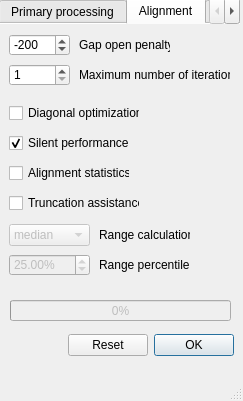
First picture: the form in window.ui, repository pkviatko/SHaRK, before the edit.
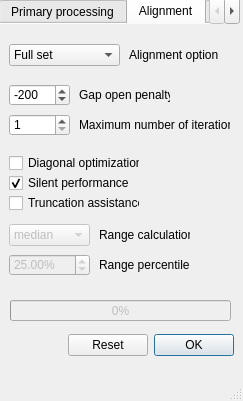
Second picture: the form after the edit. The open tabs and pages were chosen to show the change. Icons and pictures are not drawn.

```diff
--- a/window.ui
+++ b/window.ui
@@ -232,7 +232,7 @@
       <property name="geometry">
        <rect>
         <x>10</x>
-        <y>10</y>
+        <y>60</y>
         <width>61</width>
         <height>22</height>
        </rect>
@@ -266,7 +266,7 @@
       <property name="geometry">
        <rect>
         <x>10</x>
-        <y>40</y>
+        <y>90</y>
         <width>61</width>
         <height>22</height>
        </rect>
@@ -291,7 +291,7 @@
       <property name="geometry">
        <rect>
         <x>10</x>
-        <y>80</y>
+        <y>130</y>
         <width>131</width>
         <height>18</height>
        </rect>
@@ -307,7 +307,7 @@
       <property name="geometry">
        <rect>
         <x>10</x>
-        <y>110</y>
+        <y>150</y>
         <width>121</width>
         <height>18</height>
        </rect>
@@ -326,7 +326,7 @@
       <property name="geometry">
        <rect>
         <x>80</x>
-        <y>10</y>
+        <y>60</y>
         <width>91</width>
         <height>21</height>
        </rect>
@@ -339,7 +339,7 @@
       <property name="geometry">
        <rect>
         <x>80</x>
-        <y>40</y>
+        <y>90</y>
         <width>151</width>
         <height>21</height>
        </rect>
@@ -348,22 +348,6 @@
        <string>Maximum number of iterations</string>
       </property>
      </widget>
-     <widget class="QCheckBox" name="alignstat_checkBox">
-      <property name="geometry">
-       <rect>
-        <x>10</x>
-        <y>140</y>
-        <width>121</width>
-        <height>18</height>
-       </rect>
-      </property>
-      <property name="toolTip">
-       <string>&lt;html&gt;&lt;head/&gt;&lt;body&gt;&lt;p&gt;Output the &lt;span style=&quot; font-weight:600;&quot;&gt;statistics&lt;/span&gt; for the &lt;span style=&quot; font-weight:600;&quot;&gt;output files&lt;/span&gt; after &lt;span style=&quot; font-weight:600;&quot;&gt;alignment&lt;/span&gt;&lt;/p&gt;&lt;/body&gt;&lt;/html&gt;</string>
-      </property>
-      <property name="text">
-       <string>Alignment statistics</string>
-      </property>
-     </widget>
      <widget class="QComboBox" name="range_comboBox">
       <property name="enabled">
        <bool>false</bool>
@@ -478,6 +462,52 @@
        <string>Range percentile</string>
       </property>
      </widget>
+     <widget class="QComboBox" name="align_opt_comboBox">
+      <property name="geometry">
+       <rect>
+        <x>10</x>
+        <y>20</y>
+        <width>111</width>
+        <height>22</height>
+       </rect>
+      </property>
+      <property name="currentIndex">
+       <number>0</number>
+      </property>
+      <item>
+       <property name="text">
+        <string>Full set</string>
+       </property>
+      </item>
+      <item>
+       <property name="text">
+        <string>Tax subsets</string>
+       </property>
+      </item>
+      <item>
+       <property name="text">
+        <string>Even subsets</string>
+       </property>
+      </item>
+      <item>
+       <property name="text">
+        <string>No alignment</string>
+       </property>
+      </item>
+     </widget>
+     <widget class="QLabel" name="label_6">
+      <property name="geometry">
+       <rect>
+        <x>130</x>
+        <y>20</y>
+        <width>91</width>
+        <height>21</height>
+       </rect>
+      </property>
+      <property name="text">
+       <string>Alignment option</string>
+      </property>
+     </widget>
      <zorder>range_comboBox</zorder>
      <zorder>gap_spinBox</zorder>
      <zorder>iters_spinBox</zorder>
```
Left out of the diff: 26 changed lines with no effect on the pictures.
